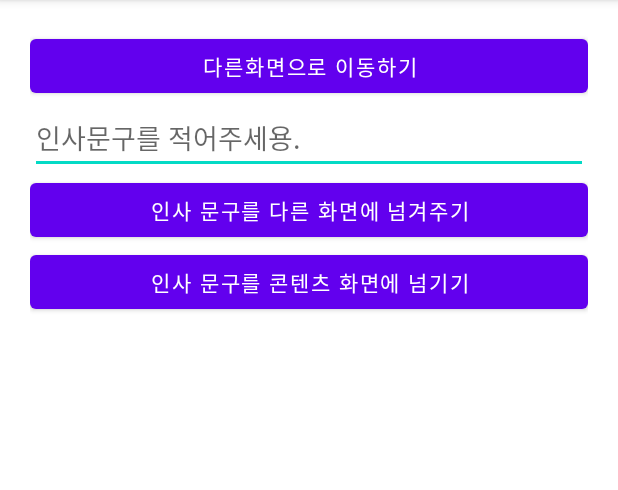
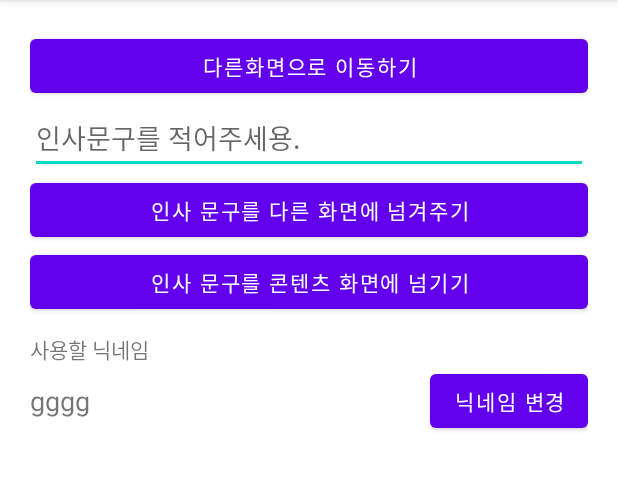
Before and after one commit to taetiseob/Intent_20210710, an Android app: the screen it shows after launch (MainActivity), on a phone screen of 412 x 824 dp, the part 84-574 px from its top. Run offline under Robolectric (Android 15) with nearby library versions, the phone set to English and light mode, and no system bars.

Commit message:
Intent(3) UI 작업

```diff
--- a/app/src/main/res/layout/activity_main.xml
+++ b/app/src/main/res/layout/activity_main.xml
@@ -28,4 +28,31 @@
         android:layout_width="match_parent"
         android:layout_height="wrap_content"
         android:text="인사 문구를 콘텐츠 화면에 넘기기"/>
+
+    <TextView
+        android:layout_width="wrap_content"
+        android:layout_height="wrap_content"
+        android:text="사용할 닉네임"
+        android:layout_marginTop="10dp"/>
+    <LinearLayout
+        android:layout_width="match_parent"
+        android:layout_height="wrap_content"
+        android:orientation="horizontal"
+        android:gravity="center_vertical">
+        <TextView
+            android:layout_width="wrap_content"
+            android:layout_height="wrap_content"
+            android:text="gggg"
+            android:textSize="18sp"/>
+        <TextView
+            android:layout_width="0dp"
+            android:layout_height="wrap_content"
+            android:layout_weight="1"/>
+        <Button
+            android:layout_width="wrap_content"
+            android:layout_height="wrap_content"
+
+            android:text="닉네임 변경"/>
+
+    </LinearLayout>
 </LinearLayout>
```
